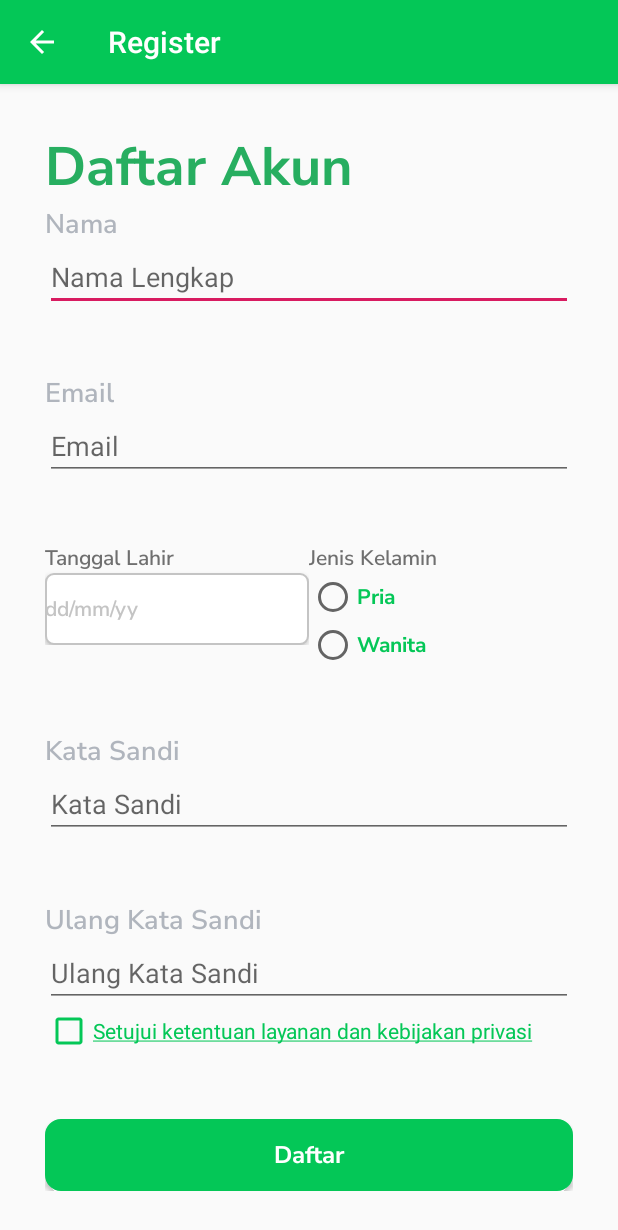
After one commit to gianpermana90/TemanHijrah, an Android app: the Register screen opened directly, with no data from a screen before it, on a phone screen of 412 x 824 dp. The commit adds this screen. Shown: the top 1230 px of the screen. Run offline under Robolectric (Android 15) with nearby library versions, the phone set to English and light mode, and no system bars.

Commit message:
add register layout and intent

```diff
--- a/app/src/main/java/com/example/temanhijrah/MainActivity.java
+++ b/app/src/main/java/com/example/temanhijrah/MainActivity.java
@@ -1,7 +1,9 @@
 package com.example.temanhijrah;
 
+import android.content.Intent;
 import android.support.v7.app.AppCompatActivity;
 import android.os.Bundle;
+import android.view.View;
 
 public class MainActivity extends AppCompatActivity {
 
@@ -10,4 +12,9 @@ public class MainActivity extends AppCompatActivity {
         super.onCreate(savedInstanceState);
         setContentView(R.layout.activity_main);
     }
+
+    public void launchRegister(View view) {
+        Intent intent = new Intent(this, Register.class);
+        startActivity(intent);
+    }
 }
--- /dev/null
+++ b/app/src/main/java/com/example/temanhijrah/Register.java
@@ -0,0 +1,13 @@
+package com.example.temanhijrah;
+
+import android.support.v7.app.AppCompatActivity;
+import android.os.Bundle;
+
+public class Register extends AppCompatActivity {
+
+    @Override
+    protected void onCreate(Bundle savedInstanceState) {
+        super.onCreate(savedInstanceState);
+        setContentView(R.layout.activity_register);
+    }
+}
--- /dev/null
+++ b/app/src/main/res/drawable/date_picker_button.xml
@@ -0,0 +1,10 @@
+<?xml version="1.0" encoding="utf-8"?>
+<selector xmlns:android="http://schemas.android.com/apk/res/android">
+    <item>
+        <shape android:shape="rectangle">
+            <stroke android:color="#C4C4C4" android:width="1dp" />
+            <corners android:radius="5dp" />
+            <solid android:color="#FFFFFF"/>
+        </shape>
+    </item>
+</selector>
--- a/app/src/main/res/layout/activity_main.xml
+++ b/app/src/main/res/layout/activity_main.xml
@@ -11,7 +11,7 @@
         android:layout_width="match_parent"
         android:layout_height="match_parent"
         android:layout_margin="30dp"
-        android:gravity="center"
+        android:gravity="center_horizontal"
         android:orientation="vertical"
         tools:layout_editor_absoluteX="30dp"
         tools:layout_editor_absoluteY="30dp">
@@ -20,7 +20,6 @@
             android:id="@+id/teman_hijrah"
             android:layout_width="wrap_content"
             android:layout_height="wrap_content"
-            android:layout_marginTop="84dp"
             android:fontFamily="@font/nunito_sans_bold"
             android:text="@string/teman_hijrah"
             android:textAlignment="center"
@@ -34,6 +33,7 @@
         <RelativeLayout
             android:id="@+id/logo"
             android:layout_width="match_parent"
+            android:gravity="center"
             android:layout_height="0dp"
             android:layout_weight="1">
 
@@ -60,7 +60,7 @@
             android:layout_height="wrap_content">
 
             <Button
-                android:id="@+id/daftar"
+                android:id="@+id/daftar_akun"
                 style="?android:attr/buttonBarStyle"
                 android:layout_width="wrap_content"
                 android:layout_height="wrap_content"
@@ -71,7 +71,8 @@
                 android:textColor="@color/colorPrimary"
                 android:textSize="18sp"
                 tools:ignore="MissingConstraints"
-                android:layout_weight="1"/>
+                android:layout_weight="1"
+                android:onClick="launchRegister"/>
 
             <Button
                 android:id="@+id/masuk"
--- /dev/null
+++ b/app/src/main/res/layout/activity_register.xml
@@ -0,0 +1,227 @@
+<?xml version="1.0" encoding="utf-8"?>
+<android.support.constraint.ConstraintLayout xmlns:android="http://schemas.android.com/apk/res/android"
+    xmlns:app="http://schemas.android.com/apk/res-auto"
+    xmlns:tools="http://schemas.android.com/tools"
+    android:layout_width="match_parent"
+    android:layout_height="match_parent"
+    tools:context=".Register">
+
+    <LinearLayout
+        android:layout_width="match_parent"
+        android:layout_height="match_parent"
+        android:layout_margin="30dp"
+        android:gravity="center"
+        android:orientation="vertical"
+        app:layout_constraintVertical_weight="1">
+
+        <TextView
+
+            android:id="@+id/daftar_akun"
+            android:layout_width="match_parent"
+            android:layout_height="wrap_content"
+            android:fontFamily="@font/nunito_sans_bold"
+            android:text="@string/daftar_akun"
+            android:textColor="#27AE60"
+            android:textSize="36sp" />
+
+        <LinearLayout
+            android:id="@+id/register_form"
+            android:layout_width="match_parent"
+            android:layout_height="wrap_content"
+            android:layout_weight="1"
+            android:orientation="vertical">
+
+            <LinearLayout
+                android:layout_width="match_parent"
+                android:layout_height="wrap_content"
+                android:layout_weight="1"
+                android:orientation="vertical">
+
+                <TextView
+                    android:id="@+id/form_nama"
+                    android:layout_width="match_parent"
+                    android:layout_height="wrap_content"
+                    android:fontFamily="@font/nunito_sans_semibold"
+                    android:text="@string/nama"
+                    android:textColor="#B0B5BD"
+                    android:textSize="18sp" />
+
+                <EditText
+                    android:id="@+id/input_nama"
+                    android:layout_width="match_parent"
+                    android:layout_height="wrap_content"
+                    android:ems="10"
+                    android:hint="@string/nama_lengkap"
+                    android:inputType="textPersonName"
+                    android:textColor="#27AE60" />
+            </LinearLayout>
+
+            <LinearLayout
+                android:layout_width="match_parent"
+                android:layout_height="wrap_content"
+                android:layout_weight="1"
+                android:orientation="vertical">
+
+                <TextView
+                    android:id="@+id/form_email"
+                    android:layout_width="match_parent"
+                    android:layout_height="wrap_content"
+                    android:fontFamily="@font/nunito_sans_semibold"
+                    android:text="@string/email"
+                    android:textColor="#B0B5BD"
+                    android:textSize="18sp" />
+
+                <EditText
+                    android:id="@+id/input_email"
+                    android:layout_width="match_parent"
+                    android:layout_height="wrap_content"
+                    android:ems="10"
+                    android:hint="@string/email"
+                    android:inputType="textEmailAddress"
+                    android:textColor="#27AE60" />
+
+            </LinearLayout>
+
+            <LinearLayout
+                android:layout_width="match_parent"
+                android:layout_height="wrap_content"
+                android:layout_weight="1"
+                android:orientation="horizontal">
+
+                <LinearLayout
+                    android:layout_width="match_parent"
+                    android:layout_height="wrap_content"
+                    android:layout_weight="1"
+                    android:orientation="vertical">
+
+                    <TextView
+                        android:id="@+id/input_tanggal_lahir"
+                        android:layout_width="match_parent"
+                        android:layout_height="wrap_content"
+                        android:fontFamily="@font/nunito_sans_semibold"
+                        android:text="@string/tanggal_lahir"
+                        android:textColor="#6F6F6F" />
+
+                    <Button
+                        android:layout_width="match_parent"
+                        android:layout_height="wrap_content"
+                        android:background="@drawable/date_picker_button"
+                        android:fontFamily="@font/nunito_sans_semibold"
+                        android:text="@string/date_pick"
+                        android:textAlignment="textStart"
+                        android:textAllCaps="false"
+                        android:textColor="#C4C4C4" />
+
+                </LinearLayout>
+
+                <LinearLayout
+                    android:layout_width="match_parent"
+                    android:layout_height="wrap_content"
+                    android:layout_weight="1"
+                    android:orientation="vertical">
+
+                    <TextView
+                        android:id="@+id/input_jenis_kelamin"
+                        android:layout_width="match_parent"
+                        android:layout_height="wrap_content"
+                        android:fontFamily="@font/nunito_sans_semibold"
+                        android:text="@string/jenis_kelamin"
+                        android:textColor="#6F6F6F" />
+
+                    <RadioGroup
+                        android:layout_width="match_parent"
+                        android:layout_height="wrap_content"
+                        android:orientation="vertical">
+
+                        <RadioButton
+                            android:id="@+id/radio_pria"
+                            android:layout_width="wrap_content"
+                            android:layout_height="wrap_content"
+                            android:fontFamily="@font/nunito_sans_bold"
+                            android:text="@string/pria"
+                            android:textColor="@color/colorPrimary" />
+
+                        <RadioButton
+                            android:id="@+id/radio_wanita"
+                            android:layout_width="wrap_content"
+                            android:layout_height="wrap_content"
+                            android:fontFamily="@font/nunito_sans_bold"
+                            android:text="@string/wanita"
+                            android:textColor="@color/colorPrimary" />
+                    </RadioGroup>
+                </LinearLayout>
+            </LinearLayout>
+
+            <LinearLayout
+                android:layout_width="match_parent"
+                android:layout_height="wrap_content"
+                android:layout_weight="1"
+                android:orientation="vertical">
+
+                <TextView
+                    android:id="@+id/form_password"
+                    android:layout_width="match_parent"
+                    android:layout_height="wrap_content"
+                    android:fontFamily="@font/nunito_sans_semibold"
+                    android:text="@string/password"
+                    android:textColor="#B0B5BD"
+                    android:textSize="18sp" />
+
+                <EditText
+                    android:id="@+id/input_password"
+                    android:layout_width="match_parent"
+                    android:layout_height="wrap_content"
+                    android:ems="10"
+                    android:hint="@string/password"
+                    android:inputType="textPassword"
+                    android:textColor="#27AE60" />
+            </LinearLayout>
+
+            <LinearLayout
+                android:layout_width="match_parent"
+                android:layout_height="wrap_content"
+                android:layout_weight="1"
+                android:orientation="vertical">
+
+                <TextView
+                    android:id="@+id/form_confirm_password"
+                    android:layout_width="match_parent"
+                    android:layout_height="wrap_content"
+                    android:fontFamily="@font/nunito_sans_semibold"
+                    android:text="@string/confirm_password"
+                    android:textColor="#B0B5BD"
+                    android:textSize="18sp" />
+
+                <EditText
+                    android:id="@+id/input_confirm_password"
+                    android:layout_width="match_parent"
+                    android:layout_height="wrap_content"
+                    android:ems="10"
+                    android:hint="@string/confirm_password"
+                    android:inputType="textPassword"
+                    android:textColor="#27AE60" />
+
+                <CheckBox
+                    android:layout_width="wrap_content"
+                    android:layout_height="wrap_content"
+                    android:buttonTint="@color/colorPrimary"
+                    android:text="@string/terms_and_condition"
+                    android:textColor="@color/colorPrimary" />
+            </LinearLayout>
+
+            <Button
+                android:id="@+id/button_daftar"
+                android:layout_width="match_parent"
+                android:layout_height="wrap_content"
+                android:background="@drawable/tombolmasuk"
+                android:fontFamily="@font/nunito_sans_bold"
+                android:text="@string/daftar"
+                android:textAllCaps="false"
+                android:textColor="#FFFFFF"
+                android:textSize="16dp" />
+
+        </LinearLayout>
+
+    </LinearLayout>
+
+</android.support.constraint.ConstraintLayout>
--- a/app/src/main/res/values/strings.xml
+++ b/app/src/main/res/values/strings.xml
@@ -6,4 +6,16 @@
     <string name="atau_masuk_dengan">Atau masuk dengan</string>
     <string name="app_logo">app logo</string>
     <string name="caligraphy">caligraphy</string>
+    <string name="daftar_akun">Daftar Akun</string>
+    <string name="nama">Nama</string>
+    <string name="email">Email</string>
+    <string name="tanggal_lahir">Tanggal Lahir</string>
+    <string name="nama_lengkap">Nama Lengkap</string>
+    <string name="jenis_kelamin">Jenis Kelamin</string>
+    <string name="pria">Pria</string>
+    <string name="wanita">Wanita</string>
+    <string name="date_pick">dd/mm/yy</string>
+    <string name="password">Kata Sandi</string>
+    <string name="confirm_password">Ulang Kata Sandi</string>
+    <string name="terms_and_condition"><u>Setujui ketentuan layanan dan kebijakan privasi</u></string>
 </resources>
```
Also changed, not shown: app/src/main/AndroidManifest.xml (+8 -0 lines).
